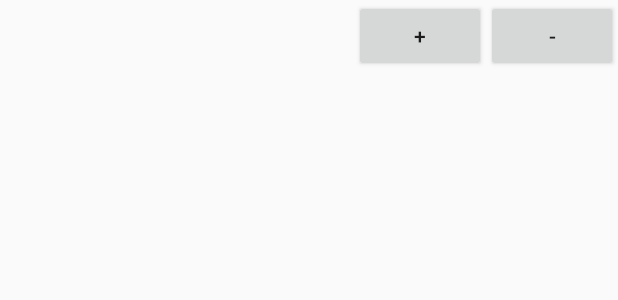
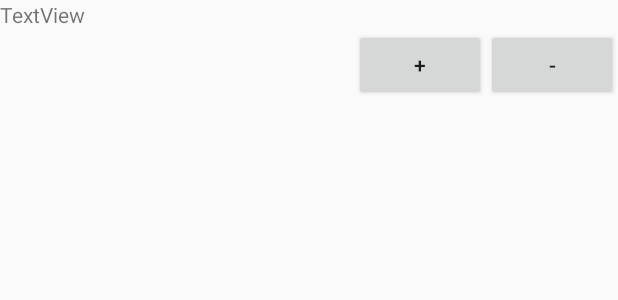
Before and after one commit to sooziini/water-drinking-whale, an Android app: the layout fragment_notice.xml on its own in the app's theme, with its tools: preview values and no code run, on a phone screen of 412 x 824 dp. Shown: the top 300 px of the screen. Run offline under Robolectric (Android 15) with nearby library versions, the phone set to English and light mode, and no system bars.

Commit message:
새로운 마음으로 시작

```diff
--- a/app/src/main/res/layout/fragment_notice.xml
+++ b/app/src/main/res/layout/fragment_notice.xml
@@ -12,6 +12,12 @@
         android:layout_height="match_parent"
         android:orientation="vertical">
 
+
+        <TextView
+            android:id="@+id/textView2"
+            android:layout_width="match_parent"
+            android:layout_height="wrap_content"
+            android:text="TextView" />
 
         <RelativeLayout
             android:id="@+id/noticeRelativeLayout"
```
Also changed, not shown: app/src/main/java/com/example/water_drinking_whale/NoticeFragment.kt (+20 -4 lines).
